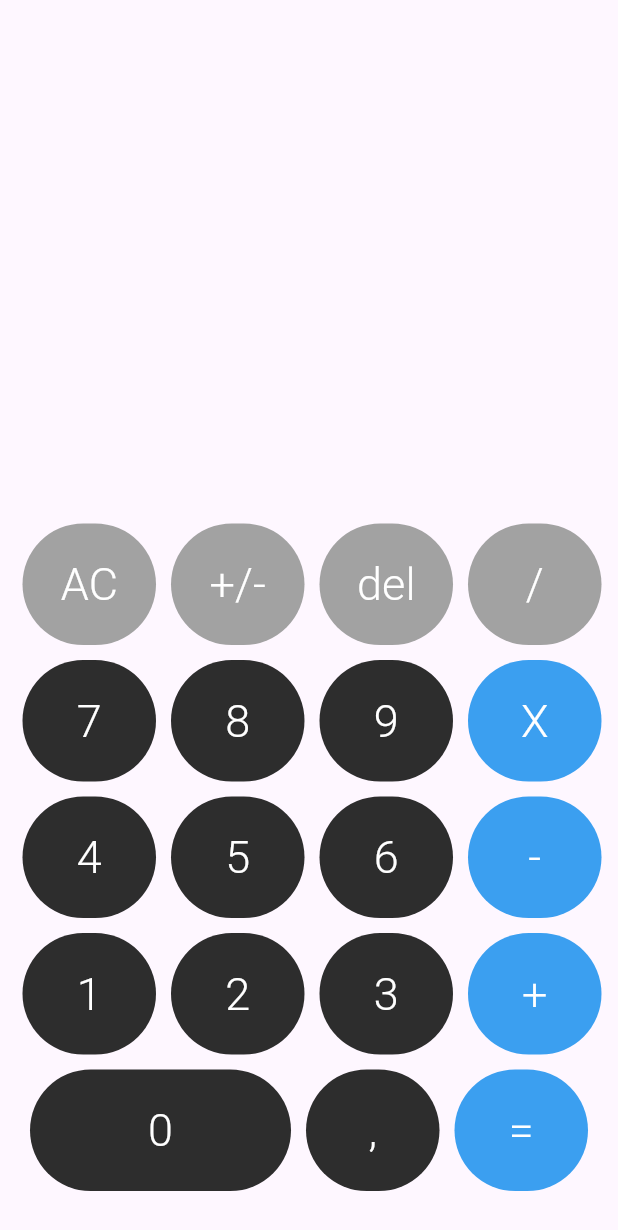
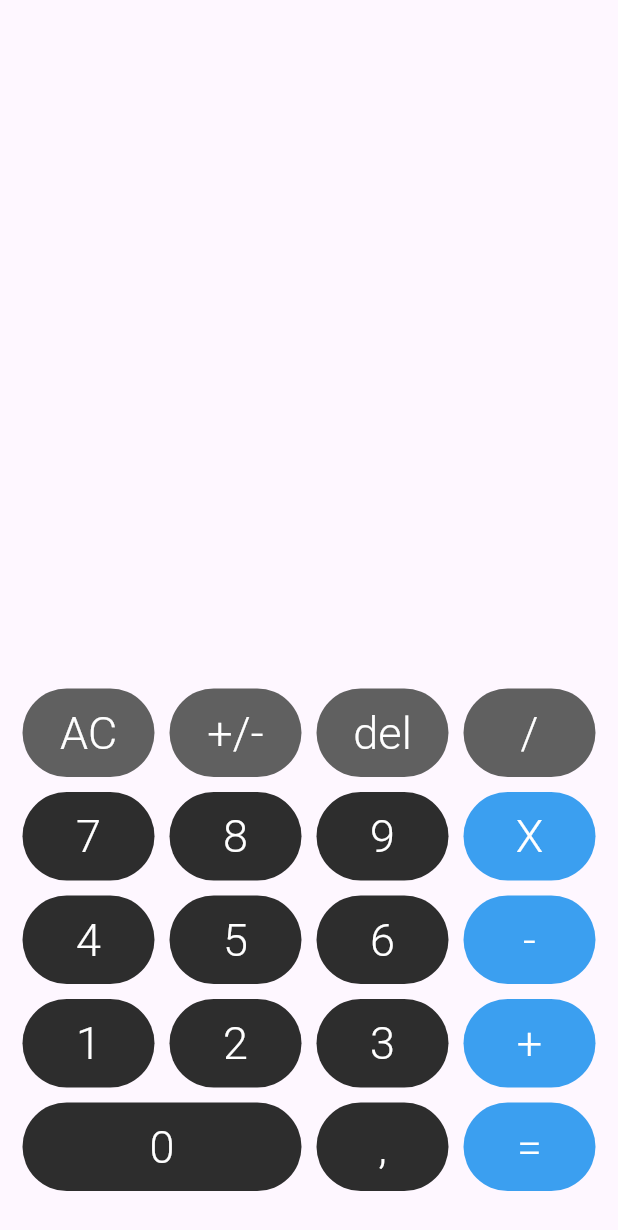
Before and after one commit to jcamilo1599/flutter_calculadora, a Flutter app: the screen it shows after launch, on a phone screen of 412 x 824 dp. Shown: the top 1230 px of the screen. Run offline on Flutter 3.47's test engine with Material 2 defaults, Android fonts, the phone set to English and light mode, and no system bars; our stand-ins replace get.

Commit message:
Mejoras y corrección de errores

```diff
--- a/lib/app.dart
+++ b/lib/app.dart
@@ -11,7 +11,7 @@ class App extends StatelessWidget {
     return MaterialApp(
       debugShowCheckedModeBanner: false,
       title: 'Calculadora',
-      home: const CalculatorPage(),
+      home: CalculatorPage(),
       theme: Themes.light,
       darkTheme: Themes.dark,
     );
--- a/lib/domain/controllers/calculator_controller.dart
+++ b/lib/domain/controllers/calculator_controller.dart
@@ -101,9 +101,33 @@ class CalculatorController extends GetxController {
         break;
     }
 
-    if (mathResult.value.endsWith('.0')) {
+    // Divide el valor del resultado
+    final List<String> splitResult = mathResult.value.split('.');
+
+    // Lista de decimales prohibidos
+    final List<String> forbiddenDecimals = <String>[
+      '10',
+      '20',
+      '30',
+      '40',
+      '50',
+      '60',
+      '70',
+      '80',
+      '90'
+    ];
+
+    if (mathResult.value.endsWith(',0') || mathResult.value.endsWith('.0')) {
       mathResult.value =
           mathResult.value.substring(0, mathResult.value.length - 2);
+    } else if (mathResult.value.endsWith(',00') ||
+        mathResult.value.endsWith('.00')) {
+      mathResult.value =
+          mathResult.value.substring(0, mathResult.value.length - 3);
+    } else if (splitResult.length > 1 &&
+        forbiddenDecimals.contains(splitResult[1])) {
+      mathResult.value =
+          mathResult.value.substring(0, mathResult.value.length - 1);
     }
 
     mathResult.value = mathResult.value.replaceAll('.', ',');
--- a/lib/ui/common/calc_button.dart
+++ b/lib/ui/common/calc_button.dart
@@ -3,34 +3,43 @@ import 'package:flutter/material.dart';
 class CalculatorButton extends StatelessWidget {
   final String text;
   final VoidCallback? onPressed;
+  final double maxWidth;
   final Color bgColor;
-  final bool big;
+  final bool isBig;
 
   const CalculatorButton({
     required this.text,
     required this.onPressed,
+    required this.maxWidth,
     this.bgColor = const Color(0xff2d2d2d),
-    this.big = false,
+    this.isBig = false,
     Key? key,
   }) : super(key: key);
 
   @override
   Widget build(BuildContext context) {
-    // Button
+    // Estilos del botón
     final ButtonStyle buttonStyle = TextButton.styleFrom(
       backgroundColor: bgColor,
       foregroundColor: Colors.white,
       shape: const StadiumBorder(),
     );
 
-    return Container(
-      margin: const EdgeInsets.only(bottom: 10, right: 5, left: 5),
-      child: TextButton(
-        style: buttonStyle,
-        onPressed: onPressed,
-        child: SizedBox(
-          width: big ? 150 : 65,
-          height: 65,
+    double btnHMargin = 5;
+    double btnVMargin = 10;
+
+    if (maxWidth < 380) {
+      btnHMargin = 4;
+      btnVMargin = 6;
+    }
+
+    return Expanded(
+      flex: isBig ? 2 : 1,
+      child: Container(
+        margin: EdgeInsets.fromLTRB(btnHMargin, 0, btnHMargin, btnVMargin),
+        child: TextButton(
+          style: buttonStyle,
+          onPressed: onPressed,
           child: Center(
             child: Text(
               text,
--- a/lib/ui/common/math_results.dart
+++ b/lib/ui/common/math_results.dart
@@ -19,13 +19,13 @@ class MathResults extends StatelessWidget {
 
       return Column(
         children: <Widget>[
-          SubResult(text: subResult.thousand),
+          SubResult(text: subResult),
           if (controller.mathResult.isNotEmpty)
-            const Divider(
+            Divider(
               height: 20,
-              color: Colors.grey,
+              color: Colors.grey.withOpacity(.2),
             ),
-          MainResultText(text: controller.mathResult.toString().thousand),
+          MainResultText(text: controller.mathResult.toString()),
         ],
       );
     });
--- a/lib/ui/common/sub_result.dart
+++ b/lib/ui/common/sub_result.dart
@@ -17,7 +17,7 @@ class SubResult extends StatelessWidget {
         text,
         style: const TextStyle(
           fontSize: 28,
-          color: Colors.grey,
+          color: Color(0xffa9a9a9),
           fontWeight: FontWeight.w300,
         ),
       ),
--- a/lib/ui/pages/calculator.dart
+++ b/lib/ui/pages/calculator.dart
@@ -12,68 +12,93 @@ class CalculatorPage extends StatelessWidget {
   Widget build(BuildContext context) {
     return Scaffold(
       body: SafeArea(
-        child: Container(
+        child: LayoutBuilder(builder: (_, BoxConstraints constraints) {
+          return Container(
             margin: const EdgeInsets.symmetric(horizontal: 10),
-          child: _buildBody(context),
+            child: _buildBody(
+              context,
+              maxWidth: constraints.maxWidth,
             ),
+          );
+        }),
       ),
     );
   }
 
-  Widget _buildBody(BuildContext context) {
+  Widget _buildBody(
+    BuildContext context, {
+    required double maxWidth,
+  }) {
+    return Column(
+      crossAxisAlignment: CrossAxisAlignment.end,
+      children: <Widget>[
+        Expanded(child: Container()),
+        const MathResults(),
+        Container(
+          constraints: const BoxConstraints(maxWidth: 500),
+          child: Column(
+            crossAxisAlignment: CrossAxisAlignment.end,
+            children: _buildBtns(maxWidth: maxWidth),
+          ),
+        ),
+        const SizedBox(height: 20),
+      ],
+    );
+  }
+
+  List<Widget> _buildBtns({required double maxWidth}) {
     final CalculatorController controller = Get.put(CalculatorController());
-    final MainAxisAlignment mainAxisAlignment =
-        MediaQuery.of(context).size.width > 600
-            ? MainAxisAlignment.end
-            : MainAxisAlignment.center;
 
-    return Column(
-      children: <Widget>[
-        Expanded(
-          child: Container(),
-        ),
-        const MathResults(),
+    return <Widget>[
       Row(
-          mainAxisAlignment: mainAxisAlignment,
+        mainAxisAlignment: MainAxisAlignment.end,
         children: <Widget>[
           CalculatorButton(
+            maxWidth: maxWidth,
             text: 'AC',
-              bgColor: const Color(0xffa2a2a2),
+            bgColor: const Color(0xff606060),
             onPressed: controller.resetAll,
           ),
           CalculatorButton(
+            maxWidth: maxWidth,
             text: '+/-',
-              bgColor: const Color(0xffa2a2a2),
+            bgColor: const Color(0xff606060),
             onPressed: controller.changeNegativePositive,
           ),
           CalculatorButton(
+            maxWidth: maxWidth,
             text: 'del',
-              bgColor: const Color(0xffa2a2a2),
+            bgColor: const Color(0xff606060),
             onPressed: controller.deleteLastEntry,
           ),
           CalculatorButton(
+            maxWidth: maxWidth,
             text: '/',
-              bgColor: const Color(0xffa2a2a2),
+            bgColor: const Color(0xff606060),
             onPressed: () => controller.selectOperation('/'),
           ),
         ],
       ),
       Row(
-          mainAxisAlignment: mainAxisAlignment,
-          children: <CalculatorButton>[
+        mainAxisAlignment: MainAxisAlignment.end,
+        children: <Widget>[
           CalculatorButton(
+            maxWidth: maxWidth,
             text: '7',
             onPressed: () => controller.addNumber('7'),
           ),
           CalculatorButton(
+            maxWidth: maxWidth,
             text: '8',
             onPressed: () => controller.addNumber('8'),
           ),
           CalculatorButton(
+            maxWidth: maxWidth,
             text: '9',
             onPressed: () => controller.addNumber('9'),
           ),
           CalculatorButton(
+            maxWidth: maxWidth,
             text: 'X',
             bgColor: const Color(0xff3b9ff0),
             onPressed: () => controller.selectOperation('X'),
@@ -81,21 +106,25 @@ class CalculatorPage extends StatelessWidget {
         ],
       ),
       Row(
-          mainAxisAlignment: mainAxisAlignment,
-          children: <CalculatorButton>[
+        mainAxisAlignment: MainAxisAlignment.end,
+        children: <Widget>[
           CalculatorButton(
+            maxWidth: maxWidth,
             text: '4',
             onPressed: () => controller.addNumber('4'),
           ),
           CalculatorButton(
+            maxWidth: maxWidth,
             text: '5',
             onPressed: () => controller.addNumber('5'),
           ),
           CalculatorButton(
+            maxWidth: maxWidth,
             text: '6',
             onPressed: () => controller.addNumber('6'),
           ),
           CalculatorButton(
+            maxWidth: maxWidth,
             text: '-',
             bgColor: const Color(0xff3b9ff0),
             onPressed: () => controller.selectOperation('-'),
@@ -103,21 +132,25 @@ class CalculatorPage extends StatelessWidget {
         ],
       ),
       Row(
-          mainAxisAlignment: mainAxisAlignment,
-          children: <CalculatorButton>[
+        mainAxisAlignment: MainAxisAlignment.end,
+        children: <Widget>[
           CalculatorButton(
+            maxWidth: maxWidth,
             text: '1',
             onPressed: () => controller.addNumber('1'),
           ),
           CalculatorButton(
+            maxWidth: maxWidth,
             text: '2',
             onPressed: () => controller.addNumber('2'),
           ),
           CalculatorButton(
+            maxWidth: maxWidth,
             text: '3',
             onPressed: () => controller.addNumber('3'),
           ),
           CalculatorButton(
+            maxWidth: maxWidth,
             text: '+',
             bgColor: const Color(0xff3b9ff0),
             onPressed: () => controller.selectOperation('+'),
@@ -125,26 +158,27 @@ class CalculatorPage extends StatelessWidget {
         ],
       ),
       Row(
-          mainAxisAlignment: mainAxisAlignment,
-          children: <CalculatorButton>[
+        mainAxisAlignment: MainAxisAlignment.end,
+        children: <Widget>[
           CalculatorButton(
+            maxWidth: maxWidth,
             text: '0',
-              big: true,
+            isBig: true,
             onPressed: () => controller.addNumber('0'),
           ),
           CalculatorButton(
+            maxWidth: maxWidth,
             text: ',',
             onPressed: controller.addDecimalComma,
           ),
           CalculatorButton(
+            maxWidth: maxWidth,
             text: '=',
             bgColor: const Color(0xff3b9ff0),
             onPressed: controller.calculateResult,
           ),
         ],
       ),
-        const SizedBox(height: 20),
-      ],
-    );
+    ];
   }
 }
--- a/pubspec.yaml
+++ b/pubspec.yaml
@@ -15,7 +15,7 @@ publish_to: 'none' # Remove this line if you wish to publish to pub.dev
 # In iOS, build-name is used as CFBundleShortVersionString while build-number used as CFBundleVersion.
 # Read more about iOS versioning at
 # https://developer.apple.com/library/archive/documentation/General/Reference/InfoPlistKeyReference/Articles/CoreFoundationKeys.html
-version: 1.1.1+6
+version: 3.0.0+31
 
 environment:
   sdk: ">=2.17.3 <3.0.0"
```
Also changed, not shown: pubspec.lock, 43 other files. Lines whose indentation alone changed are shown as unchanged.
